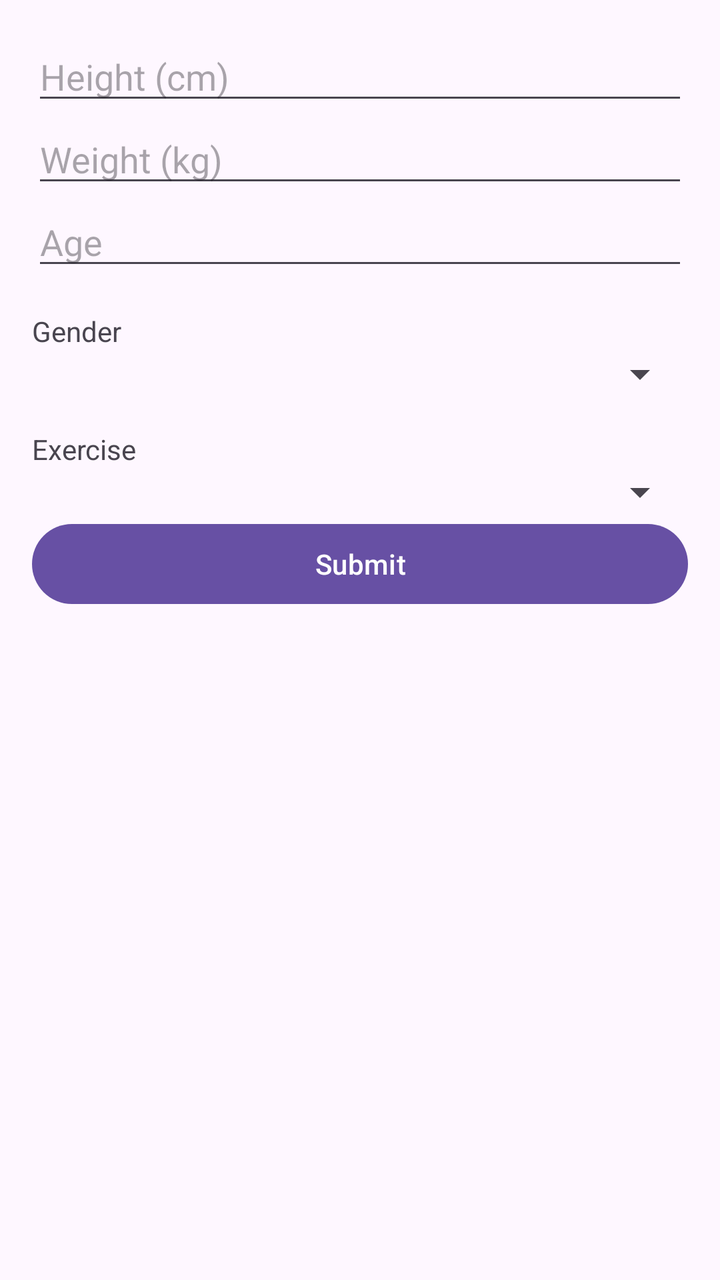
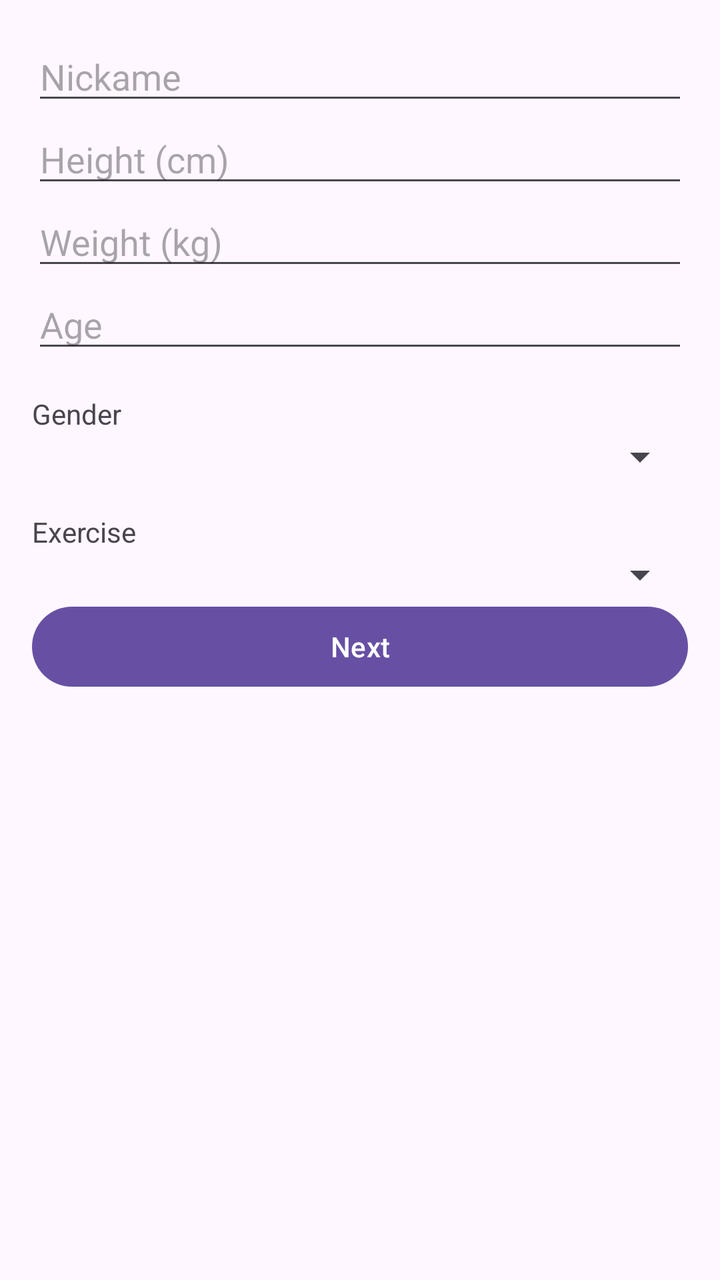

Two renders of the same Android screen: before a commit and after it. Below are the layout's source before the change and the commit's diff.
<!-- AndroidManifest.xml: application theme Theme.BmiCalculator -->
<!-- res/layout/activity_one.xml -->
<?xml version="1.0" encoding="utf-8"?>
<ScrollView xmlns:android="http://schemas.android.com/apk/res/android"
android:layout_width="match_parent"
android:layout_height="match_parent">

<LinearLayout
    android:layout_width="match_parent"
    android:layout_height="wrap_content"
    android:orientation="vertical"
    android:padding="16dp">

    <EditText
        android:id="@+id/editTextHeight"
        android:layout_width="match_parent"
        android:layout_height="wrap_content"
        android:hint="Height (cm)"
        android:inputType="number" />

    <EditText
        android:id="@+id/editTextWeight"
        android:layout_width="match_parent"
        android:layout_height="wrap_content"
        android:hint="Weight (kg)"
        android:inputType="number" />

    <EditText
        android:id="@+id/editTextAge"
        android:layout_width="match_parent"
        android:layout_height="wrap_content"
        android:hint="Age"
        android:inputType="number" />

    <TextView
        android:layout_width="match_parent"
        android:layout_height="wrap_content"
        android:text="@string/Gender"
        android:paddingTop="16dp"/>

    <Spinner
        android:id="@+id/spinnerGender"
        android:layout_width="match_parent"
        android:layout_height="wrap_content" />

    <TextView
        android:layout_width="match_parent"
        android:layout_height="wrap_content"
        android:text="@string/Exercise"
        android:paddingTop="16dp"/>

    <Spinner
        android:id="@+id/spinnerExercise"
        android:layout_width="match_parent"
        android:layout_height="wrap_content" />

    <Button
        android:id="@+id/buttonSubmit"
        android:layout_width="match_parent"
        android:layout_height="wrap_content"
        android:text="Submit" />
</LinearLayout>
</ScrollView>
<!-- resources referenced by this layout -->
<resources>
  <string name="Exercise">Exercise</string>
  <string name="Gender">Gender</string>
  <style name="Theme.BmiCalculator" parent="Base.Theme.BmiCalculator" />
  <style name="Base.Theme.BmiCalculator" parent="Theme.Material3.DayNight.NoActionBar">
          
          
      </style>
</resources>

<!-- the commit's change to res/layout/activity_one.xml (unified diff, before → after) -->
@@ -8,6 +8,13 @@ android:layout_height="match_parent">
     android:layout_height="wrap_content"
     android:orientation="vertical"
     android:padding="16dp">
+
+    <EditText
+        android:id="@+id/editTextName"
+        android:layout_width="match_parent"
+        android:layout_height="wrap_content"
+        android:hint="Nickame"
+        android:inputType="text" />
 
     <EditText
         android:id="@+id/editTextHeight"
@@ -56,6 +63,6 @@ android:layout_height="match_parent">
         android:id="@+id/buttonSubmit"
         android:layout_width="match_parent"
         android:layout_height="wrap_content"
-        android:text="Submit" />
+        android:text="Next" />
 </LinearLayout>
 </ScrollView>
